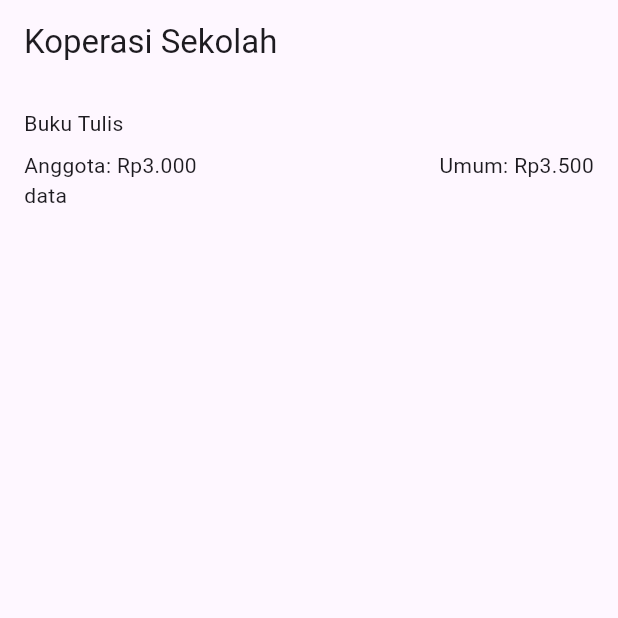
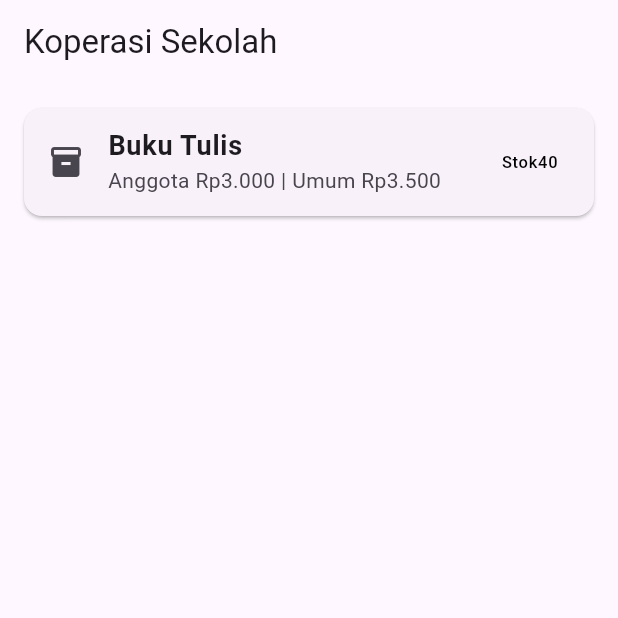
Before and after one commit to fachturrpl1/kopsis-ui-flutter, a Flutter app: the screen it shows after launch, on a phone screen of 412 x 824 dp, the top half of it. Run offline on Flutter 3.47's test engine with Material 3 defaults, Android fonts, the phone set to English and light mode, and no system bars.

Commit message:
chore(widget): LKM-3 kartu barang

```diff
--- a/lib/main.dart
+++ b/lib/main.dart
@@ -1,10 +1,12 @@
 import 'package:flutter/material.dart';
 
-void main() => runApp(const MyApp());
+void main() => runApp(MyApp());
 
 class MyApp extends StatelessWidget {
-  const MyApp({super.key});
+  MyApp({super.key});
 
+
+  int stok = 40;
   // This widget is the root of your application.
   @override
   Widget build(BuildContext context) {
@@ -30,28 +32,21 @@
       ),
       home: Scaffold(
         appBar: AppBar(title: const Text('Koperasi Sekolah')),
-        body: Container(
-          padding: const EdgeInsets.all(16),
-          child: Column(
-            crossAxisAlignment: CrossAxisAlignment.start,
-            children: [
-              const Text ('Buku Tulis'),
-              const SizedBox(height: 8),
-              Row(
-                mainAxisAlignment: MainAxisAlignment.spaceBetween,
-                children: const [
-                  Text('Anggota: Rp3.000'),
-                  Text('Umum: Rp3.500'),
-                ]
+        body: Card(
+          margin: const EdgeInsets.all(16.0),
+          child: ListTile(
+            leading: const Icon(Icons.inventory_2),
+            title: const Text(
+              'Buku Tulis',
+              style: TextStyle(fontSize: 18, fontWeight: FontWeight.bold),
               ),
-              Row(
-                children: [
-                  Text('data'),
-                ],
-              )
-            ],
+            subtitle: const Text('Anggota Rp3.000 | Umum Rp3.500'),
+            trailing: Text(
+              'Stok' + stok.toString(),
+              style: TextStyle(color: stok == 0 ? Colors.red : Colors.black),
+              ),
           ),
-        )
+        ),
       ),
     );
   }
```
